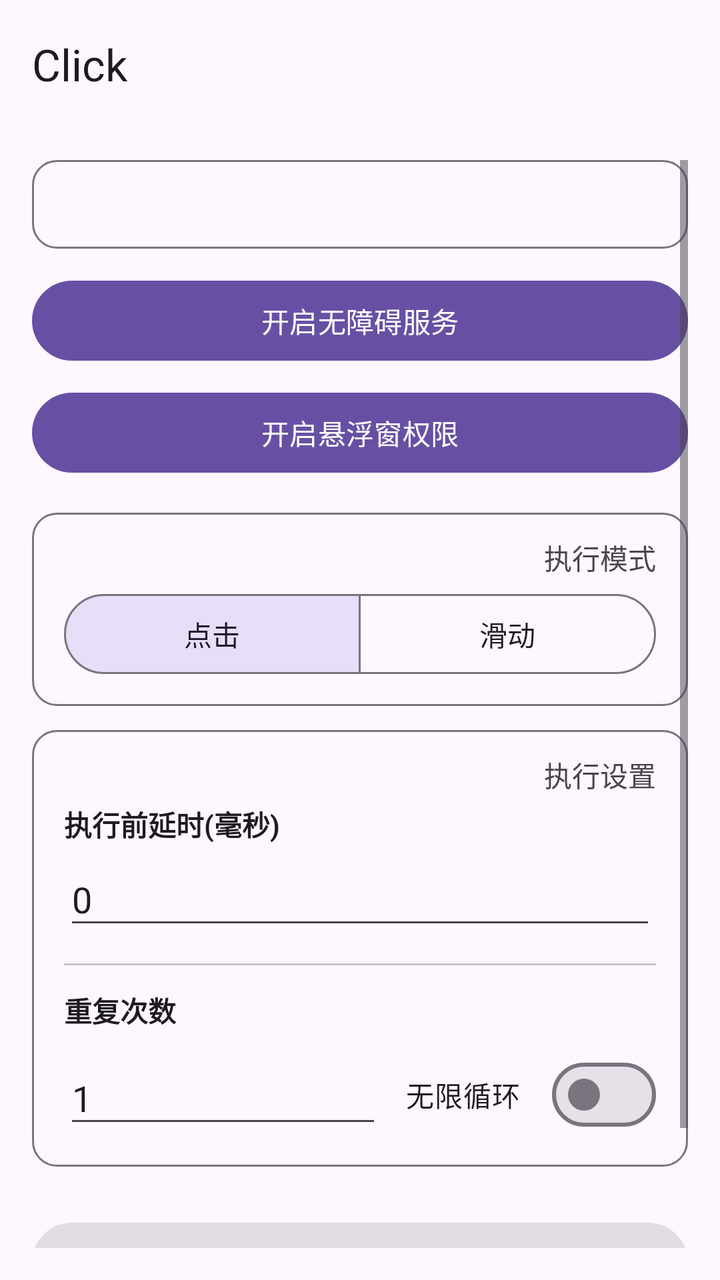
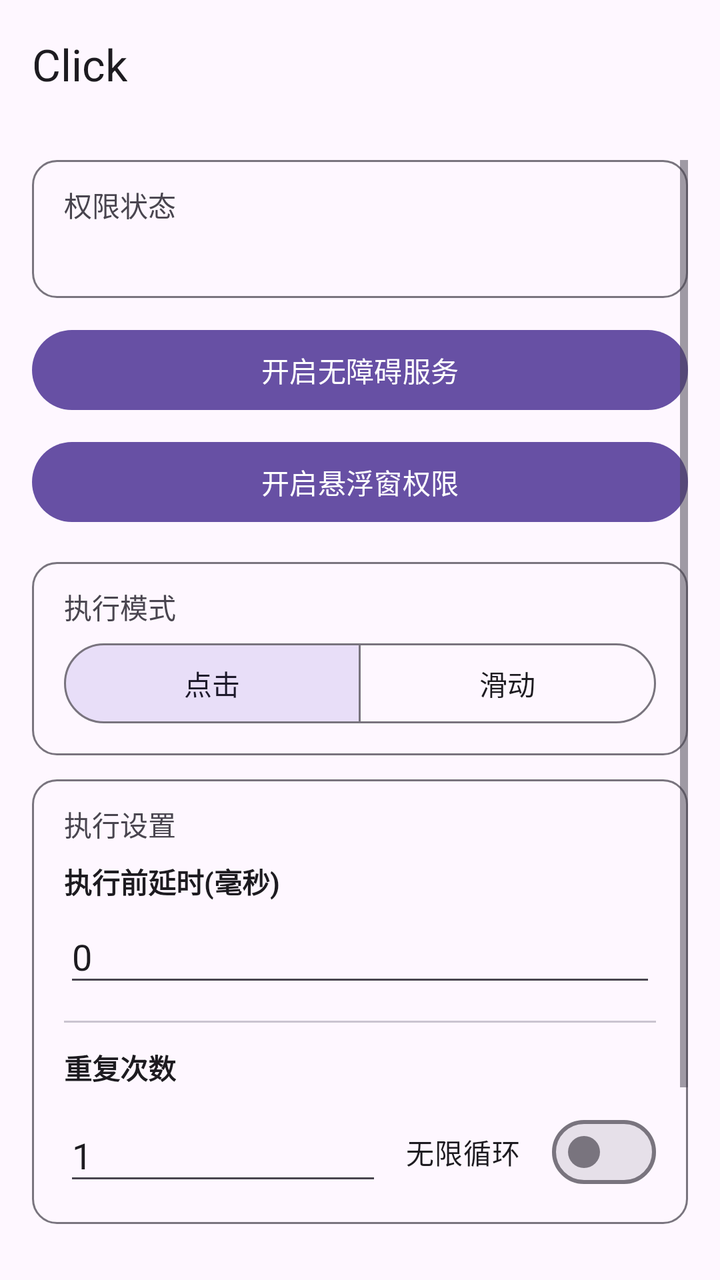

Compare the two renders of this Android layout. The source of the first and the diff that turns it into the second are given below.
<!-- AndroidManifest.xml: activity theme Theme.Click -->
<!-- res/layout/activity_main.xml -->
<?xml version="1.0" encoding="utf-8"?>
<LinearLayout xmlns:android="http://schemas.android.com/apk/res/android"
    xmlns:app="http://schemas.android.com/apk/res-auto"
    android:layout_width="match_parent"
    android:layout_height="match_parent"
    android:orientation="vertical">

    
    <com.google.android.material.appbar.MaterialToolbar
        android:id="@+id/toolbar"
        android:layout_width="match_parent"
        android:layout_height="?attr/actionBarSize"
        android:background="?attr/colorSurface"
        app:title="Click"
        app:titleTextColor="?attr/colorOnSurface" />

    <ScrollView
        android:layout_width="match_parent"
        android:layout_height="0dp"
        android:layout_weight="1"
        android:padding="16dp">

        <LinearLayout
            android:layout_width="match_parent"
            android:layout_height="wrap_content"
            android:orientation="vertical">

            
            <LinearLayout
                android:layout_width="match_parent"
                android:layout_height="wrap_content"
                android:orientation="vertical"
                android:background="@drawable/section_border">

                <TextView
                    android:id="@+id/statusText"
                    android:layout_width="match_parent"
                    android:layout_height="wrap_content"
                    android:gravity="start"
                    android:textSize="15sp"
                    android:textStyle="bold"
                    android:textColor="?attr/colorOnSurface" />
            </LinearLayout>

            <Button
                android:id="@+id/btnEnableService"
                android:layout_width="match_parent"
                android:layout_height="wrap_content"
                android:layout_marginTop="12dp"
                android:text="开启无障碍服务" />

            <Button
                android:id="@+id/btnEnableOverlay"
                android:layout_width="match_parent"
                android:layout_height="wrap_content"
                android:layout_marginTop="8dp"
                android:text="开启悬浮窗权限" />

            
            <LinearLayout
                android:layout_width="match_parent"
                android:layout_height="wrap_content"
                android:layout_marginTop="16dp"
                android:orientation="vertical"
                android:background="@drawable/section_border">

                
                <TextView
                    android:layout_width="wrap_content"
                    android:layout_height="wrap_content"
                    android:text="执行模式"
                    android:textSize="14sp"
                    android:textColor="?attr/colorOnSurfaceVariant"
                    android:layout_gravity="end" />

                <com.google.android.material.button.MaterialButtonToggleGroup
                    android:id="@+id/toggleGroupMode"
                    android:layout_width="match_parent"
                    android:layout_height="wrap_content"
                    android:layout_marginTop="4dp"
                    app:singleSelection="true"
                    app:selectionRequired="true"
                    app:checkedButton="@id/radioClick">

                    <com.google.android.material.button.MaterialButton
                        android:id="@+id/radioClick"
                        android:layout_width="0dp"
                        android:layout_height="wrap_content"
                        android:layout_weight="1"
                        android:text="点击"
                        style="@style/Widget.Material3.Button.OutlinedButton" />

                    <com.google.android.material.button.MaterialButton
                        android:id="@+id/radioSwipe"
                        android:layout_width="0dp"
                        android:layout_height="wrap_content"
                        android:layout_weight="1"
                        android:text="滑动"
                        style="@style/Widget.Material3.Button.OutlinedButton" />
                </com.google.android.material.button.MaterialButtonToggleGroup>

                
                <LinearLayout
                    android:id="@+id/swipeParams"
                    android:layout_width="match_parent"
                    android:layout_height="wrap_content"
                    android:orientation="vertical"
                    android:visibility="gone"
                    android:layout_marginTop="12dp">

                    <View
                        android:layout_width="match_parent"
                        android:layout_height="1dp"
                        android:background="?attr/colorOutlineVariant" />

                    
                    <TextView
                        android:layout_width="wrap_content"
                        android:layout_height="wrap_content"
                        android:layout_marginTop="12dp"
                        android:text="滑动方式"
                        android:textSize="14sp"
                        android:textStyle="bold"
                        android:textColor="?attr/colorOnSurface" />

                    <com.google.android.material.button.MaterialButtonToggleGroup
                        android:id="@+id/toggleGroupSwipeMethod"
                        android:layout_width="match_parent"
                        android:layout_height="wrap_content"
                        android:layout_marginTop="8dp"
                        app:singleSelection="true"
                        app:selectionRequired="true"
                        app:checkedButton="@id/radioSwipeManual">

                        <com.google.android.material.button.MaterialButton
                            android:id="@+id/radioSwipeManual"
                            android:layout_width="0dp"
                            android:layout_height="wrap_content"
                            android:layout_weight="1"
                            android:text="手动参数"
                            style="@style/Widget.Material3.Button.OutlinedButton" />

                        <com.google.android.material.button.MaterialButton
                            android:id="@+id/radioSwipeGesture"
                            android:layout_width="0dp"
                            android:layout_height="wrap_content"
                            android:layout_weight="1"
                            android:text="手势录制"
                            style="@style/Widget.Material3.Button.OutlinedButton" />
                    </com.google.android.material.button.MaterialButtonToggleGroup>

                    
                    <LinearLayout
                        android:id="@+id/manualSwipeParams"
                        android:layout_width="match_parent"
                        android:layout_height="wrap_content"
                        android:orientation="vertical"
                        android:layout_marginTop="12dp">

                        <TextView
                            android:layout_width="wrap_content"
                            android:layout_height="wrap_content"
                            android:text="起点"
                            android:textSize="13sp"
                            android:textColor="?attr/colorPrimary" />

                        <LinearLayout
                            android:layout_width="match_parent"
                            android:layout_height="wrap_content"
                            android:layout_marginTop="4dp"
                            android:orientation="horizontal">

                            <EditText
                                android:id="@+id/inputSwipeX1"
                                android:layout_width="0dp"
                                android:layout_height="wrap_content"
                                android:layout_weight="1"
                                android:layout_marginEnd="4dp"
                                android:hint="起点 X (横向坐标)"
                                android:inputType="numberDecimal" />

                            <EditText
                                android:id="@+id/inputSwipeY1"
                                android:layout_width="0dp"
                                android:layout_height="wrap_content"
                                android:layout_weight="1"
                                android:layout_marginStart="4dp"
                                android:hint="起点 Y (纵向坐标)"
                                android:inputType="numberDecimal" />
                        </LinearLayout>

                        <TextView
                            android:layout_width="wrap_content"
                            android:layout_height="wrap_content"
                            android:layout_marginTop="8dp"
                            android:text="终点"
                            android:textSize="13sp"
                            android:textColor="?attr/colorPrimary" />

                        <LinearLayout
                            android:layout_width="match_parent"
                            android:layout_height="wrap_content"
                            android:layout_marginTop="4dp"
                            android:orientation="horizontal">

                            <EditText
                                android:id="@+id/inputSwipeX2"
                                android:layout_width="0dp"
                                android:layout_height="wrap_content"
                                android:layout_weight="1"
                                android:layout_marginEnd="4dp"
                                android:hint="终点 X (横向坐标)"
                                android:inputType="numberDecimal" />

                            <EditText
                                android:id="@+id/inputSwipeY2"
                                android:layout_width="0dp"
                                android:layout_height="wrap_content"
                                android:layout_weight="1"
                                android:layout_marginStart="4dp"
                                android:hint="终点 Y (纵向坐标)"
                                android:inputType="numberDecimal" />
                        </LinearLayout>

                        <TextView
                            android:layout_width="wrap_content"
                            android:layout_height="wrap_content"
                            android:layout_marginTop="8dp"
                            android:text="时长"
                            android:textSize="13sp"
                            android:textColor="?attr/colorPrimary" />

                        <EditText
                            android:id="@+id/inputSwipeDuration"
                            android:layout_width="match_parent"
                            android:layout_height="wrap_content"
                            android:layout_marginTop="4dp"
                            android:hint="滑动耗时(毫秒)"
                            android:inputType="number" />
                    </LinearLayout>

                    
                    <LinearLayout
                        android:id="@+id/gestureSwipeSection"
                        android:layout_width="match_parent"
                        android:layout_height="wrap_content"
                        android:orientation="vertical"
                        android:visibility="gone"
                        android:layout_marginTop="12dp">

                        <TextView
                            android:id="@+id/lblRecordedStatus"
                            android:layout_width="wrap_content"
                            android:layout_height="wrap_content"
                            android:text=""
                            android:textSize="13sp"
                            android:textColor="?attr/colorPrimary" />

                        <Button
                            android:id="@+id/btnRecordGesture"
                            android:layout_width="match_parent"
                            android:layout_height="wrap_content"
                            android:layout_marginTop="8dp"
                            android:text="录制手势 (在屏幕上滑动)" />
                    </LinearLayout>
                </LinearLayout>
            </LinearLayout>

            
            <LinearLayout
                android:layout_width="match_parent"
                android:layout_height="wrap_content"
                android:layout_marginTop="12dp"
                android:orientation="vertical"
                android:background="@drawable/section_border">

                
                <TextView
                    android:layout_width="wrap_content"
                    android:layout_height="wrap_content"
                    android:text="执行设置"
                    android:textSize="14sp"
                    android:textColor="?attr/colorOnSurfaceVariant"
                    android:layout_gravity="end" />

                
                <TextView
                    android:layout_width="wrap_content"
                    android:layout_height="wrap_content"
                    android:layout_marginTop="4dp"
                    android:text="执行前延时(毫秒)"
                    android:textSize="14sp"
                    android:textStyle="bold"
                    android:textColor="?attr/colorOnSurface" />

                <EditText
                    android:id="@+id/inputDelay"
                    android:layout_width="match_parent"
                    android:layout_height="wrap_content"
                    android:layout_marginTop="4dp"
                    android:hint="延时毫秒数"
                    android:inputType="number"
                    android:text="0" />

                <View
                    android:layout_width="match_parent"
                    android:layout_height="1dp"
                    android:layout_marginTop="12dp"
                    android:background="?attr/colorOutlineVariant" />

                
                <TextView
                    android:layout_width="wrap_content"
                    android:layout_height="wrap_content"
                    android:layout_marginTop="12dp"
                    android:text="重复次数"
                    android:textSize="14sp"
                    android:textStyle="bold"
                    android:textColor="?attr/colorOnSurface" />

                <LinearLayout
                    android:layout_width="match_parent"
                    android:layout_height="wrap_content"
                    android:layout_marginTop="8dp"
                    android:orientation="horizontal"
                    android:gravity="center_vertical">

                    <EditText
                        android:id="@+id/inputRepeat"
                        android:layout_width="0dp"
                        android:layout_height="wrap_content"
                        android:layout_weight="1"
                        android:hint="次数"
                        android:inputType="number"
                        android:text="1" />

                    <com.google.android.material.materialswitch.MaterialSwitch
                        android:id="@+id/checkInfinite"
                        android:layout_width="wrap_content"
                        android:layout_height="wrap_content"
                        android:layout_marginStart="12dp"
                        android:text="无限循环" />
                </LinearLayout>
            </LinearLayout>

            
            <FrameLayout
                android:layout_width="match_parent"
                android:layout_height="wrap_content"
                android:layout_marginTop="24dp">

                <Button
                    android:id="@+id/btnStartFloating"
                    android:layout_width="match_parent"
                    android:layout_height="wrap_content"
                    android:text="启动悬浮球"
                    android:enabled="false" />

                <View
                    android:id="@+id/btnStartOverlay"
                    android:layout_width="match_parent"
                    android:layout_height="match_parent"
                    android:background="@android:color/transparent"
                    android:clickable="true"
                    android:visibility="gone" />
            </FrameLayout>

            <Button
                android:id="@+id/btnStopFloating"
                android:layout_width="match_parent"
                android:layout_height="wrap_content"
                android:layout_marginTop="8dp"
                android:text="停止悬浮球"
                android:enabled="false" />

        </LinearLayout>
    </ScrollView>
</LinearLayout>
<!-- resources referenced by this layout -->
<resources>
  <!-- drawable section_border (drawable) -->
  <?xml version="1.0" encoding="utf-8"?>
  <shape xmlns:android="http://schemas.android.com/apk/res/android"
      android:shape="rectangle">
      <solid android:color="@android:color/transparent" />
      <corners android:radius="12dp" />
      <stroke
          android:width="1dp"
          android:color="@color/md_theme_outline" />
      <padding
          android:left="16dp"
          android:top="12dp"
          android:right="16dp"
          android:bottom="12dp" />
  </shape>
  <style name="Theme.Click" parent="Theme.Material3.DayNight.NoActionBar">
          <item name="colorPrimary">@color/md_theme_primary</item>
          <item name="colorOnPrimary">@color/md_theme_onPrimary</item>
          <item name="colorPrimaryContainer">@color/md_theme_primaryContainer</item>
          <item name="colorOnPrimaryContainer">@color/md_theme_onPrimaryContainer</item>
          <item name="colorSecondary">@color/md_theme_secondary</item>
          <item name="colorOnSecondary">@color/md_theme_onSecondary</item>
          <item name="colorSecondaryContainer">@color/md_theme_secondaryContainer</item>
          <item name="colorOnSecondaryContainer">@color/md_theme_onSecondaryContainer</item>
          <item name="android:colorBackground">@color/md_theme_background</item>
          <item name="colorOnBackground">@color/md_theme_onBackground</item>
          <item name="colorSurface">@color/md_theme_surface</item>
          <item name="colorOnSurface">@color/md_theme_onSurface</item>
          <item name="colorSurfaceVariant">@color/md_theme_surfaceVariant</item>
          <item name="colorOnSurfaceVariant">@color/md_theme_onSurfaceVariant</item>
          <item name="colorOutline">@color/md_theme_outline</item>
          <item name="colorOutlineVariant">@color/md_theme_outlineVariant</item>
          <item name="android:statusBarColor">@color/md_theme_surface</item>
          <item name="android:navigationBarColor">@color/md_theme_surface</item>
          <item name="android:windowLightStatusBar">true</item>
      </style>
  <color name="md_theme_outline">#79747E</color>
  <color name="md_theme_primary">#6750A4</color>
  <color name="md_theme_onPrimary">#FFFFFF</color>
  <color name="md_theme_primaryContainer">#EADDFF</color>
  <color name="md_theme_onPrimaryContainer">#21005D</color>
  <color name="md_theme_secondary">#625B71</color>
  <color name="md_theme_onSecondary">#FFFFFF</color>
  <color name="md_theme_secondaryContainer">#E8DEF8</color>
  <color name="md_theme_onSecondaryContainer">#1D192B</color>
  <color name="md_theme_background">#FEF7FF</color>
  <color name="md_theme_onBackground">#1D1B20</color>
  <color name="md_theme_surface">#FEF7FF</color>
  <color name="md_theme_onSurface">#1D1B20</color>
  <color name="md_theme_surfaceVariant">#E7E0EC</color>
  <color name="md_theme_onSurfaceVariant">#49454F</color>
  <color name="md_theme_outlineVariant">#CAC4D0</color>
</resources>

<!-- the commit's change to res/layout/activity_main.xml (unified diff, before → after) -->
@@ -33,9 +33,17 @@
                 android:background="@drawable/section_border">
 
                 <TextView
+                    android:layout_width="wrap_content"
+                    android:layout_height="wrap_content"
+                    android:text="权限状态"
+                    android:textSize="14sp"
+                    android:textColor="?attr/colorOnSurfaceVariant" />
+
+                <TextView
                     android:id="@+id/statusText"
                     android:layout_width="match_parent"
                     android:layout_height="wrap_content"
+                    android:layout_marginTop="4dp"
                     android:gravity="start"
                     android:textSize="15sp"
                     android:textStyle="bold"
@@ -70,8 +78,7 @@
                     android:layout_height="wrap_content"
                     android:text="执行模式"
                     android:textSize="14sp"
-                    android:textColor="?attr/colorOnSurfaceVariant"
-                    android:layout_gravity="end" />
+                    android:textColor="?attr/colorOnSurfaceVariant" />
 
                 <com.google.android.material.button.MaterialButtonToggleGroup
                     android:id="@+id/toggleGroupMode"
@@ -120,14 +127,13 @@
                         android:layout_marginTop="12dp"
                         android:text="滑动方式"
                         android:textSize="14sp"
-                        android:textStyle="bold"
-                        android:textColor="?attr/colorOnSurface" />
+                        android:textColor="?attr/colorOnSurfaceVariant" />
 
                     <com.google.android.material.button.MaterialButtonToggleGroup
                         android:id="@+id/toggleGroupSwipeMethod"
                         android:layout_width="match_parent"
                         android:layout_height="wrap_content"
-                        android:layout_marginTop="8dp"
+                        android:layout_marginTop="4dp"
                         app:singleSelection="true"
                         app:selectionRequired="true"
                         app:checkedButton="@id/radioSwipeManual">
@@ -280,14 +286,13 @@
                     android:layout_height="wrap_content"
                     android:text="执行设置"
                     android:textSize="14sp"
-                    android:textColor="?attr/colorOnSurfaceVariant"
-                    android:layout_gravity="end" />
-
-                
-                <TextView
-                    android:layout_width="wrap_content"
-                    android:layout_height="wrap_content"
-                    android:layout_marginTop="4dp"
+                    android:textColor="?attr/colorOnSurfaceVariant" />
+
+                
+                <TextView
+                    android:layout_width="wrap_content"
+                    android:layout_height="wrap_content"
+                    android:layout_marginTop="8dp"
                     android:text="执行前延时(毫秒)"
                     android:textSize="14sp"
                     android:textStyle="bold"
